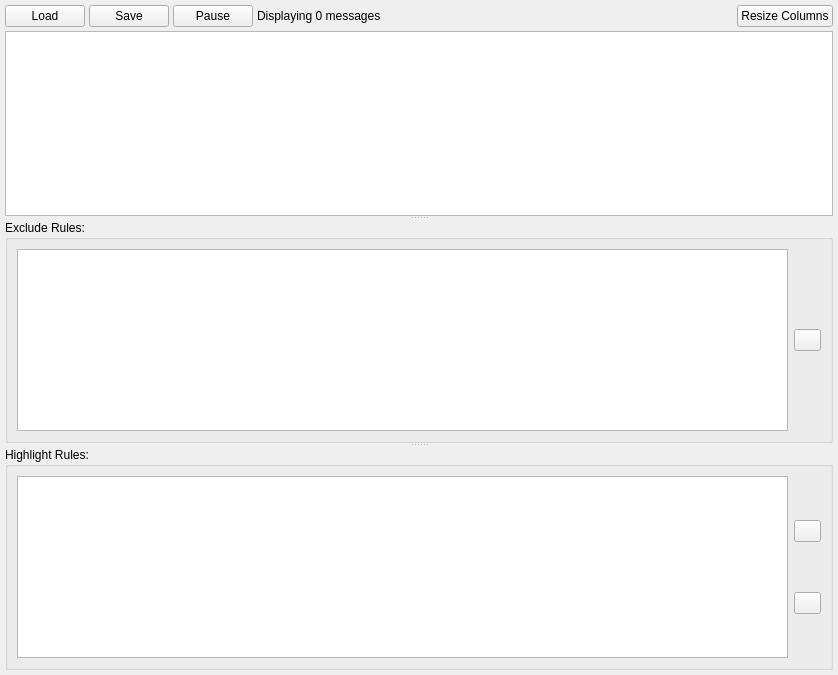
The window that rqt_console/src/rqt_console/console_widget.ui (ros-visualization/rqt) describes before a commit, drawn with Qt 5.
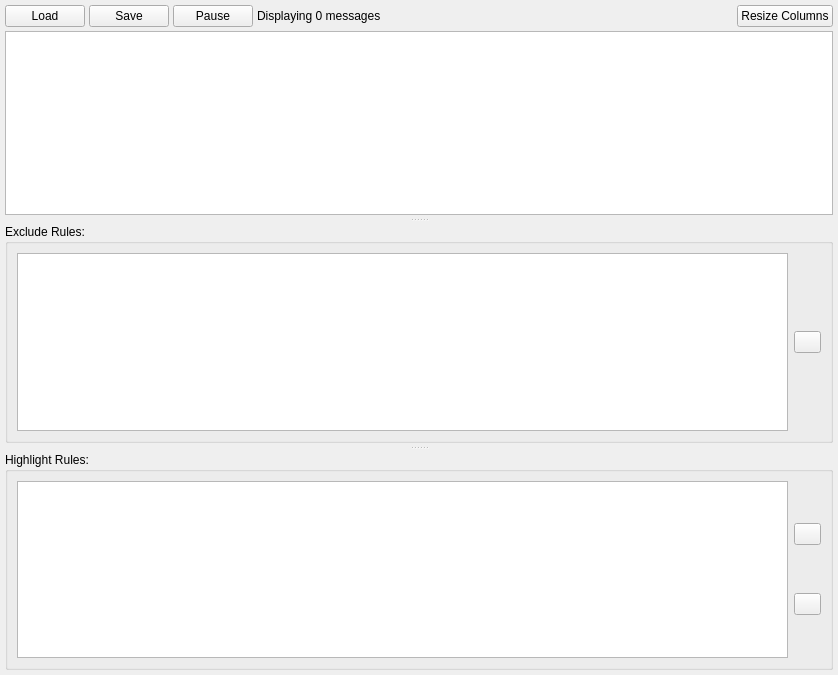
The same window after the commit.

What changed in the file:
```diff
--- a/rqt_console/src/rqt_console/console_widget.ui
+++ b/rqt_console/src/rqt_console/console_widget.ui
@@ -97,6 +97,9 @@
        <property name="orientation">
         <enum>Qt::Vertical</enum>
        </property>
+       <property name="handleWidth">
+        <number>9</number>
+       </property>
        <property name="childrenCollapsible">
         <bool>true</bool>
        </property>
@@ -121,6 +124,9 @@
         <property name="orientation">
          <enum>Qt::Vertical</enum>
         </property>
+        <property name="handleWidth">
+         <number>9</number>
+        </property>
         <property name="childrenCollapsible">
          <bool>true</bool>
         </property>
```
